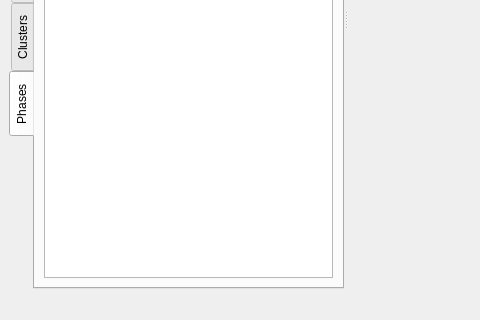
Old version of the form src/resources/ui_main_window.ui in the repository ianthomas23/QACD-quack; both pictures show x 0 to 480 and y 280 to 600 of the 800 by 600 pixel window.
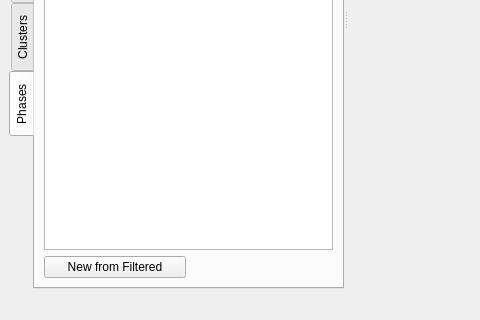
New version of the form. The open tabs and pages were chosen to show the change. Custom widgets are drawn as their Qt base class.

Commit message: Start of GUI creation of phase map from filtered element maps

Patch:
```diff
--- a/src/resources/ui_main_window.ui
+++ b/src/resources/ui_main_window.ui
@@ -381,6 +381,24 @@
            </column>
           </widget>
          </item>
+         <item>
+          <layout class="QHBoxLayout" name="horizontalLayout">
+           <item>
+            <widget class="QPushButton" name="newPhaseFilteredButton">
+             <property name="text">
+              <string>New from Filtered</string>
+             </property>
+            </widget>
+           </item>
+           <item>
+            <widget class="QLabel" name="dummyLabel3">
+             <property name="text">
+              <string></string>
+             </property>
+            </widget>
+           </item>
+          </layout>
+         </item>
         </layout>
        </widget>
       </widget>
```
Left out of the diff: 7 changed lines with no effect on the pictures. The commit also changes 6 other files.
